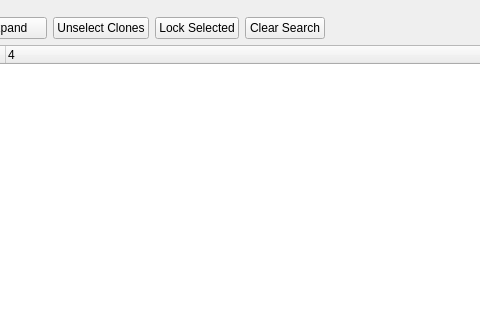
Before: the Qt Designer form AttractModeMameListMgrWindow.ui in bobRetro/AttractModeListMgr, drawn with Qt 5; both pictures show x 304 to 784 and y 0 to 320 of the 906 by 525 pixel window.
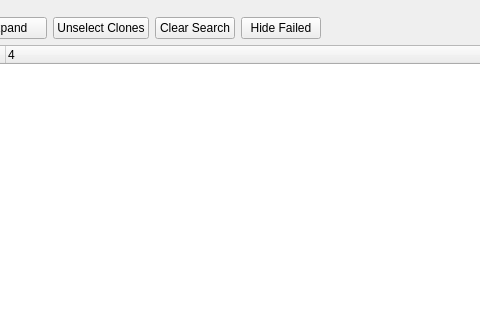
After: the same form once the commit is applied.

Patch:
```diff
--- a/AttractModeMameListMgrWindow.ui
+++ b/AttractModeMameListMgrWindow.ui
@@ -15,19 +15,6 @@
   </property>
   <widget class="QWidget" name="centralwidget">
    <layout class="QGridLayout" name="gridLayout">
-    <item row="1" column="4">
-     <widget class="QPushButton" name="cloneBtn">
-      <property name="sizePolicy">
-       <sizepolicy hsizetype="Fixed" vsizetype="Fixed">
-        <horstretch>0</horstretch>
-        <verstretch>0</verstretch>
-       </sizepolicy>
-      </property>
-      <property name="text">
-       <string>Unselect Clones</string>
-      </property>
-     </widget>
-    </item>
     <item row="0" column="1" rowspan="2" colspan="2">
      <widget class="QFrame" name="frame">
       <property name="sizePolicy">
@@ -98,8 +85,8 @@
       </widget>
      </widget>
     </item>
-    <item row="1" column="5">
-     <widget class="QPushButton" name="lockBtn">
+    <item row="1" column="4">
+     <widget class="QPushButton" name="cloneBtn">
       <property name="sizePolicy">
        <sizepolicy hsizetype="Fixed" vsizetype="Fixed">
         <horstretch>0</horstretch>
@@ -107,11 +94,11 @@
        </sizepolicy>
       </property>
       <property name="text">
-       <string>Lock Selected</string>
+       <string>Unselect Clones</string>
       </property>
      </widget>
     </item>
-    <item row="1" column="8">
+    <item row="1" column="7">
      <spacer name="horizontalSpacer">
       <property name="orientation">
        <enum>Qt::Horizontal</enum>
@@ -124,7 +111,7 @@
       </property>
      </spacer>
     </item>
-    <item row="1" column="9">
+    <item row="1" column="8">
      <widget class="QPushButton" name="startBtn">
       <property name="sizePolicy">
        <sizepolicy hsizetype="Fixed" vsizetype="Fixed">
@@ -137,7 +124,20 @@
       </property>
      </widget>
     </item>
-    <item row="3" column="0" colspan="10">
+    <item row="1" column="5">
+     <widget class="QPushButton" name="clearSearchBtn">
+      <property name="sizePolicy">
+       <sizepolicy hsizetype="Fixed" vsizetype="Fixed">
+        <horstretch>0</horstretch>
+        <verstretch>0</verstretch>
+       </sizepolicy>
+      </property>
+      <property name="text">
+       <string>Clear Search</string>
+      </property>
+     </widget>
+    </item>
+    <item row="3" column="0" colspan="9">
      <widget class="QTreeWidget" name="treeWidget">
       <property name="sizePolicy">
        <sizepolicy hsizetype="Expanding" vsizetype="Expanding">
@@ -179,19 +179,6 @@
       </column>
      </widget>
     </item>
-    <item row="1" column="6">
-     <widget class="QPushButton" name="clearSearchBtn">
-      <property name="sizePolicy">
-       <sizepolicy hsizetype="Fixed" vsizetype="Fixed">
-        <horstretch>0</horstretch>
-        <verstretch>0</verstretch>
-       </sizepolicy>
-      </property>
-      <property name="text">
-       <string>Clear Search</string>
-      </property>
-     </widget>
-    </item>
     <item row="1" column="3">
      <widget class="QPushButton" name="expColBtn">
       <property name="sizePolicy">
@@ -205,6 +192,19 @@
       </property>
      </widget>
     </item>
+    <item row="1" column="6">
+     <widget class="QPushButton" name="failedBtn">
+      <property name="sizePolicy">
+       <sizepolicy hsizetype="Fixed" vsizetype="Fixed">
+        <horstretch>0</horstretch>
+        <verstretch>0</verstretch>
+       </sizepolicy>
+      </property>
+      <property name="text">
+       <string>Hide Failed</string>
+      </property>
+     </widget>
+    </item>
    </layout>
   </widget>
   <widget class="QMenuBar" name="menubar">
@@ -213,7 +213,7 @@
      <x>0</x>
      <y>0</y>
      <width>906</width>
-     <height>26</height>
+     <height>21</height>
     </rect>
    </property>
   </widget>
```
